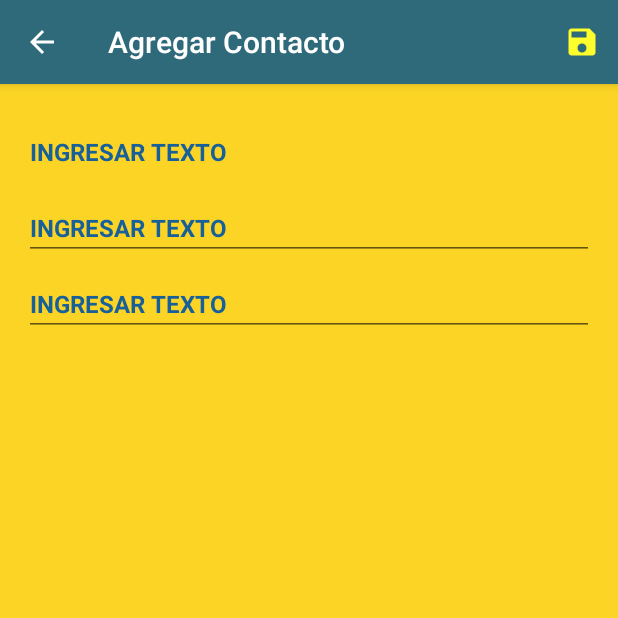
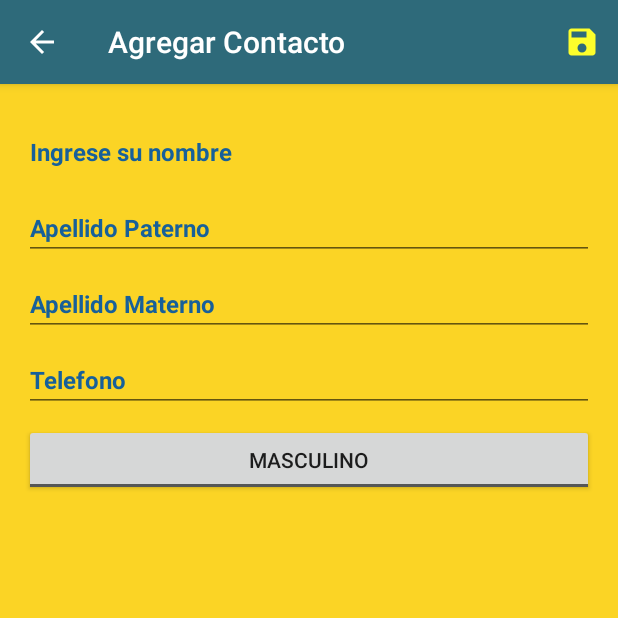
Before and after one commit to grisone/lab01, an Android app: the AgregarContactoActivity screen opened directly, with no data from a screen before it, after a tap on "Guardar Contacto", on a phone screen of 412 x 824 dp, the top half of it. Run offline under Robolectric (Android 15) with nearby library versions, the phone set to English and light mode, and no system bars.

Commit message:
validacion formulario contacto

```diff
--- a/app/src/main/java/com/example/testaplication/tarea5/AgregarContactoActivity.java
+++ b/app/src/main/java/com/example/testaplication/tarea5/AgregarContactoActivity.java
@@ -1,17 +1,23 @@
 package com.example.testaplication.tarea5;
 
+import android.content.Context;
 import android.content.Intent;
 import android.os.Bundle;
 import android.view.Menu;
 import android.view.MenuItem;
+import android.view.View;
+import android.widget.EditText;
+import android.widget.ImageView;
 import android.widget.ListView;
 import android.widget.Toast;
+import android.widget.ToggleButton;
 
 import androidx.annotation.NonNull;
 import androidx.appcompat.app.ActionBar;
 import androidx.appcompat.app.AppCompatActivity;
 
 import com.example.testaplication.R;
+import com.example.testaplication.SegundaPantalla;
 
 public class AgregarContactoActivity extends AppCompatActivity {
 
@@ -40,10 +46,36 @@ public class AgregarContactoActivity extends AppCompatActivity {
                 onBackPressed();
                 break;
             case R.id.guardar:
-                Toast.makeText(getApplicationContext(), "Guargdar Pendiente de validacion", Toast.LENGTH_LONG).show();
+                if (validarContacto()){
+                    Toast.makeText(getApplicationContext(), "Datos guardados correctamente", Toast.LENGTH_LONG).show();
+                }else{
+                    Toast.makeText(getApplicationContext(), "Debe ingresar todos los datos", Toast.LENGTH_LONG).show();
+
+                }
+
                 return true;
         }
         return super.onOptionsItemSelected(item);
     }
 
+    public boolean validarContacto(){
+        boolean valido = false;
+        EditText edtNombre = (EditText) findViewById(R.id.nombres);
+        EditText edtPaterno = (EditText) findViewById(R.id.ap_paterno);
+        EditText edtMaterno = (EditText) findViewById(R.id.ap_materno);
+        EditText edtFono = (EditText) findViewById(R.id.fono);
+
+
+
+        if(!edtNombre.getText().toString().isEmpty() &&
+                !edtPaterno.getText().toString().isEmpty() &&
+                !edtMaterno.getText().toString().isEmpty() &&
+                !edtFono.getText().toString().isEmpty()
+
+        ){
+            valido=true;
+        }
+    return valido;
+    }
+
 }
--- a/app/src/main/res/layout/contacto_edicion.xml
+++ b/app/src/main/res/layout/contacto_edicion.xml
@@ -19,7 +19,7 @@
             android:layout_height="wrap_content"
             android:layout_marginTop="8dp"
             android:layout_marginBottom="8dp"
-            android:hint="@string/editText"
+            android:hint="Ingrese su nombre"
             android:autofillHints=""
             android:inputType="textPersonName"
             android:textColor="@color/colorFondo"
@@ -32,7 +32,7 @@
             android:layout_width="match_parent"
             android:layout_height="wrap_content"
             android:layout_marginBottom="8dp"
-            android:hint="@string/editText"
+            android:hint="Apellido Paterno"
             android:autofillHints=""
             android:inputType="textPersonName"
             android:textColor="@color/colorFondo"
@@ -45,7 +45,7 @@
             android:layout_width="match_parent"
             android:layout_height="wrap_content"
             android:layout_marginBottom="8dp"
-            android:hint="@string/editText"
+            android:hint="Apellido Materno"
             android:autofillHints=""
             android:inputType="textPersonName"
             android:textColor="@color/colorFondo"
@@ -53,6 +53,29 @@
             android:textSize="16sp"
             android:textStyle="bold" />
 
+        <EditText
+            android:id="@+id/fono"
+            android:layout_width="match_parent"
+            android:layout_height="wrap_content"
+            android:layout_marginBottom="8dp"
+            android:hint="Telefono"
+            android:autofillHints=""
+            android:inputType="textPersonName"
+            android:textColor="@color/colorFondo"
+            android:textColorHint="@color/colorFondo"
+            android:textSize="16sp"
+            android:textStyle="bold" />
+
+        <ToggleButton
+            android:id="@+id/tbSexo"
+            android:layout_width="match_parent"
+            android:layout_height="wrap_content"
+            android:checked="false"
+            android:text="ToggleButton"
+            android:textOff="Masculino"
+            android:textOn="Femenino" />
+
+
     </LinearLayout>
 
 </ScrollView>
```
